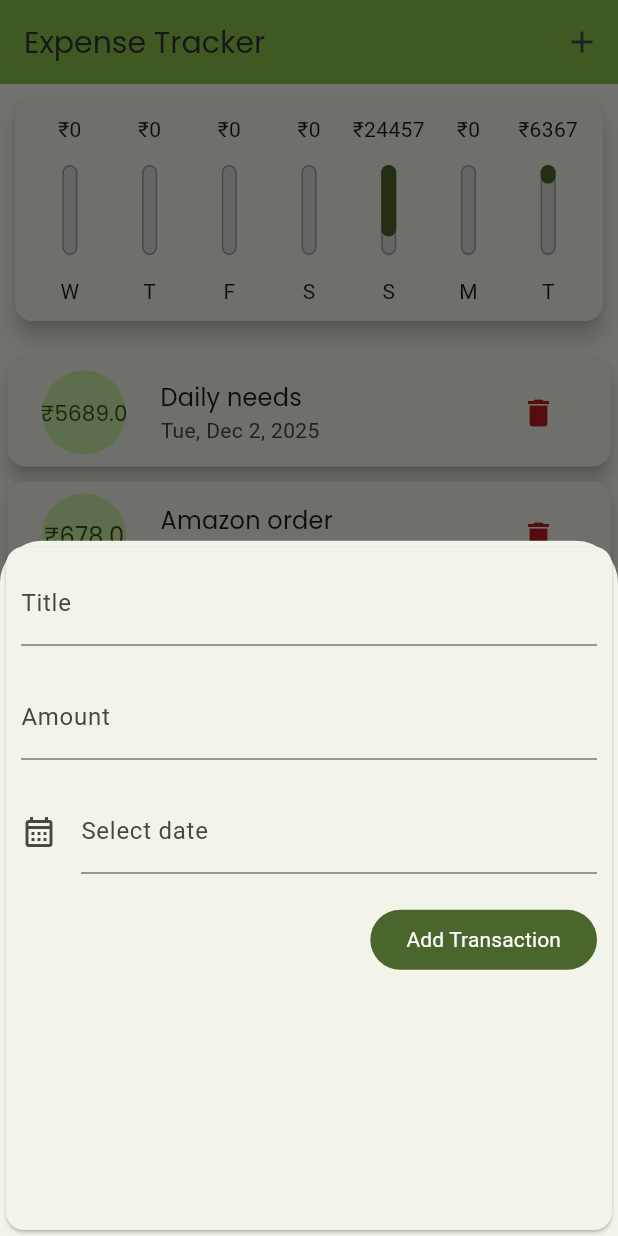
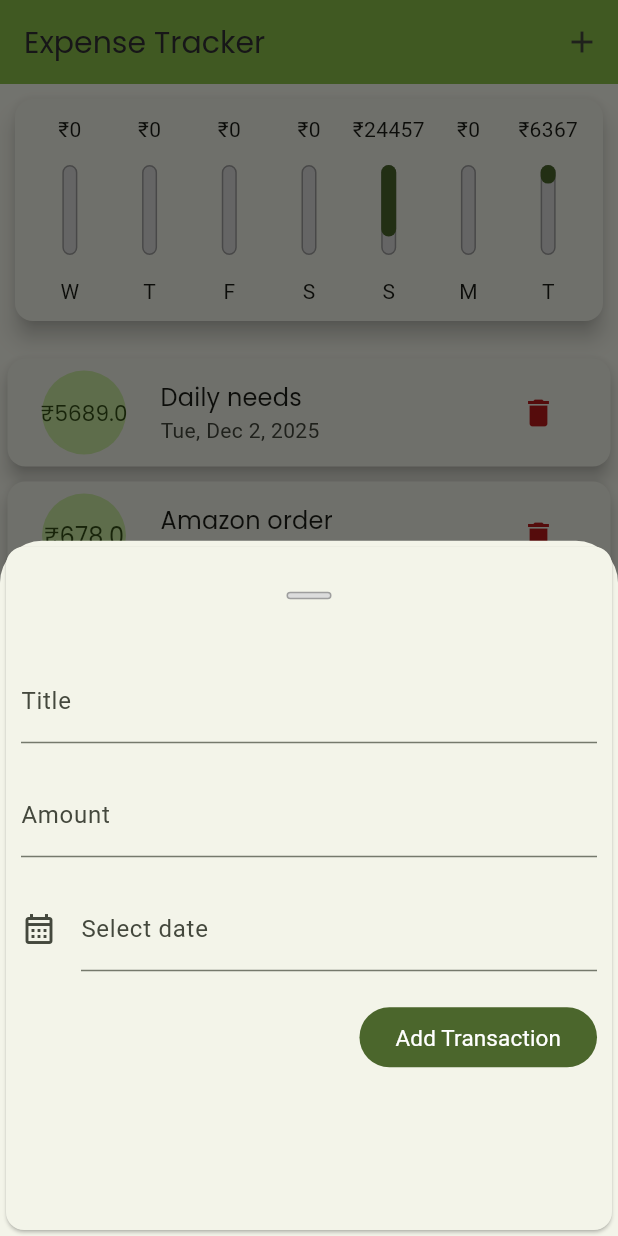
Before and after one commit to VISHALCHAND007/Expense-Tracker, a Flutter app: the screen it shows after launch, after a tap on the "delete" icon, after a tap on the "add" icon, on a phone screen of 412 x 824 dp. Run offline on Flutter 3.47's test engine with Material 3 defaults, Android fonts, the phone set to English and light mode, and no system bars.

Commit message:
Tweaked the application as per my flavour.

```diff
--- a/lib/widgets/add_transactions.dart
+++ b/lib/widgets/add_transactions.dart
@@ -1,3 +1,4 @@
+import './bottom_sheet_head.dart';
 import 'package:flutter/material.dart';
 import 'package:intl/intl.dart';
 
@@ -56,6 +57,7 @@ class _AddTransactionsState extends State<AddTransactions> {
           crossAxisAlignment: .end,
           spacing: 20.0,
           children: [
+            BottomSheetHead(),
             TextField(
               decoration: InputDecoration(label: Text("Title")),
               controller: titleController,
@@ -86,7 +88,7 @@ class _AddTransactionsState extends State<AddTransactions> {
 
             FilledButton(
               onPressed: _submitTransaction,
-              child: Text("Add Transaction"),
+              child: Text("Add Transaction", style: TextStyle(fontSize: 15)),
             ),
           ],
         ),
--- /dev/null
+++ b/lib/widgets/bottom_sheet_head.dart
@@ -0,0 +1,22 @@
+import 'package:flutter/material.dart';
+
+class BottomSheetHead extends StatelessWidget {
+  const BottomSheetHead({super.key});
+
+  @override
+  Widget build(BuildContext context) {
+    return Container(
+      height: 5,
+      alignment: Alignment.center,
+      margin: EdgeInsets.symmetric(vertical: 20),
+      child: Container(
+        width: 30,
+        decoration: BoxDecoration(
+          border: BoxBorder.all(color: Colors.grey, width: 1),
+          borderRadius: BorderRadius.circular(30),
+          color: Color.fromRGBO(220, 220, 220, 1),
+        ),
+      ),
+    );
+  }
+}
```
